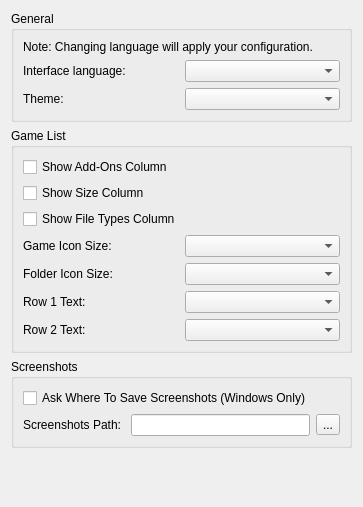
Before: the Qt Designer form src/yuzu/configuration/configure_ui.ui in yuzu-emu-mirror/yuzu, drawn with Qt 5.
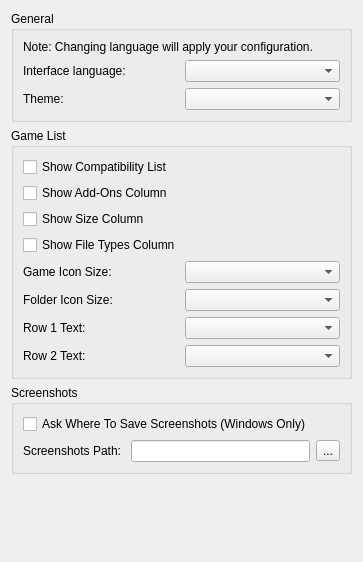
After: the same form once the commit is applied.

Patch:
```diff
--- a/src/yuzu/configuration/configure_ui.ui
+++ b/src/yuzu/configuration/configure_ui.ui
@@ -7,7 +7,7 @@
     <x>0</x>
     <y>0</y>
     <width>363</width>
-    <height>507</height>
+    <height>562</height>
    </rect>
   </property>
   <property name="windowTitle">
@@ -76,6 +76,13 @@
      <layout class="QHBoxLayout" name="GameListHorizontalLayout">
       <item>
        <layout class="QVBoxLayout" name="GeneralVerticalLayout">
+        <item>
+         <widget class="QCheckBox" name="show_compat">
+          <property name="text">
+           <string>Show Compatibility List</string>
+          </property>
+         </widget>
+        </item>
         <item>
          <widget class="QCheckBox" name="show_add_ons">
           <property name="text">
```
